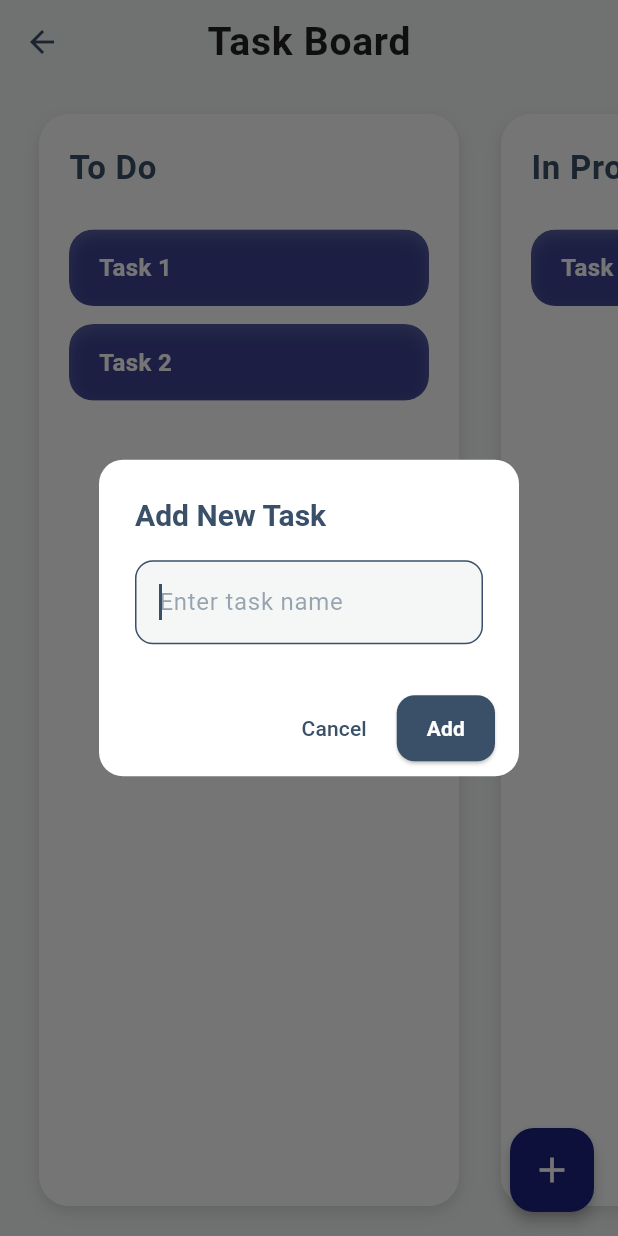
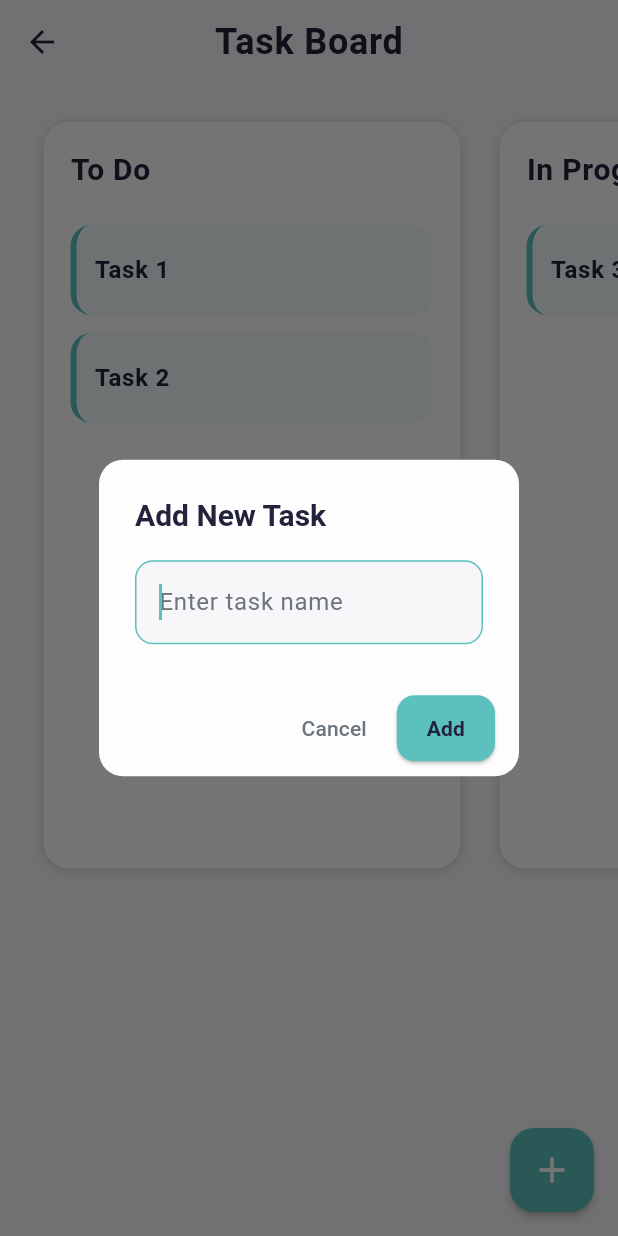
Before and after one commit to dizzybreakfast/nudge, a Flutter app: the TaskBoardScreen screen opened directly, after a tap on the "add" icon, on a phone screen of 412 x 824 dp. Run offline on Flutter 3.47's test engine with Material 3 defaults, Android fonts, the phone set to English and light mode, and no system bars; our stand-ins replace fluttertoast, loading_animation_widget, sqflite, table_calendar, wakelock_plus; accounts and stored records are empty; project files that could hold a hidden picture were left out.

Commit message:
Update task board design

```diff
--- a/lib/task_board_screen.dart
+++ b/lib/task_board_screen.dart
@@ -9,15 +9,26 @@ class TaskBoardScreen extends StatefulWidget {
 }
 
 class _TaskBoardScreenState extends State<TaskBoardScreen> {
-  final Color primaryColor = Color(0xFF3A5068);
-  final Color navyBlue = Color(0xFF1A237E); // Navy Blue
-  final Color backgroundColor = Color(0xFFF4F7F6);
-  final Color cardTextColor = Colors.white;
+  final Color backgroundColor = Color(0xFFF7F7FA);   // Soft off-white background
+  final Color cardColor = Color(0xFFFDFDFE);         // Softer off-white for cards
+  final Color borderColor = Color(0xFFE0E3E7);       // Light gray border
+  final Color primaryColor = Color(0xFF22223B);      // Charcoal for text
+  final Color accentColor = Color(0xFF5BC0BE);       // Modern Teal
+  final Color textPrimary = Color(0xFF22223B);       // Charcoal
+  final Color textSecondary = Color(0xFF6C757D);     // Cool Gray
+  final Color cardBackground = Color(0xFF5BC0BE).withOpacity(0.06); // even subtler accent
+  final Color cardTextColor = Color(0xFF22223B);     // Charcoal
 
   Map<String, List<String>> columns = {
     'To Do': ['Task 1', 'Task 2'],
     'In Progress': ['Task 3'],
     'Done': ['Task 4'],
+  };
+
+  final Map<String, bool> columnHighlight = {
+    'To Do': false,
+    'In Progress': false,
+    'Done': false,
   };
 
   void _showAddTaskDialog() {
@@ -27,9 +38,8 @@ class _TaskBoardScreenState extends State<TaskBoardScreen> {
       context: context,
       builder: (context) {
         return AlertDialog(
-          backgroundColor: Colors.white,
-          shape:
-          RoundedRectangleBorder(borderRadius: BorderRadius.circular(16)),
+          backgroundColor: cardColor, // Use dark card color
+          shape: RoundedRectangleBorder(borderRadius: BorderRadius.circular(16)),
           title: Text(
             'Add New Task',
             style: TextStyle(
@@ -40,19 +50,19 @@ class _TaskBoardScreenState extends State<TaskBoardScreen> {
           ),
           content: TextField(
             autofocus: true,
-            cursorColor: primaryColor,
+            cursorColor: accentColor,
             decoration: InputDecoration(
               hintText: 'Enter task name',
-              hintStyle: TextStyle(color: primaryColor.withOpacity(0.5)),
+              hintStyle: TextStyle(color: textSecondary),
               filled: true,
               fillColor: backgroundColor,
               enabledBorder: OutlineInputBorder(
                 borderRadius: BorderRadius.circular(12),
-                borderSide: BorderSide(color: primaryColor.withOpacity(0.5)),
+                borderSide: BorderSide(color: borderColor),
               ),
               focusedBorder: OutlineInputBorder(
                 borderRadius: BorderRadius.circular(12),
-                borderSide: BorderSide(color: primaryColor),
+                borderSide: BorderSide(color: accentColor),
               ),
             ),
             onChanged: (value) => newTask = value,
@@ -60,17 +70,17 @@ class _TaskBoardScreenState extends State<TaskBoardScreen> {
               _addTask(newTask);
               Navigator.of(context).pop();
             },
-            style: TextStyle(color: Colors.black87),
+            style: TextStyle(color: primaryColor),
           ),
           actionsPadding: EdgeInsets.symmetric(horizontal: 16, vertical: 8),
           actions: [
             TextButton(
               onPressed: () => Navigator.of(context).pop(),
-              child: Text('Cancel', style: TextStyle(color: primaryColor)),
+              child: Text('Cancel', style: TextStyle(color: textSecondary)),
             ),
             ElevatedButton(
               style: ElevatedButton.styleFrom(
-                backgroundColor: primaryColor,
+                backgroundColor: accentColor,
                 shape: RoundedRectangleBorder(
                     borderRadius: BorderRadius.circular(12)),
                 padding: EdgeInsets.symmetric(horizontal: 20, vertical: 12),
@@ -83,7 +93,7 @@ class _TaskBoardScreenState extends State<TaskBoardScreen> {
                 'Add',
                 style: TextStyle(
                   fontWeight: FontWeight.w600,
-                  color: Colors.white,
+                  color: primaryColor,
                 ),
               ),
             ),
@@ -112,24 +122,24 @@ class _TaskBoardScreenState extends State<TaskBoardScreen> {
         title: Text(
           'Task Board',
           style: TextStyle(
-            color: Colors.black87,
-            fontWeight: FontWeight.w700,
-            fontSize: 26,
+            color: primaryColor,
+            fontWeight: FontWeight.bold,
+            fontSize: 24,
             letterSpacing: 0.5,
           ),
         ),
         iconTheme: IconThemeData(color: primaryColor),
       ),
       floatingActionButton: FloatingActionButton(
-        backgroundColor: navyBlue,
-        elevation: 4,
+        backgroundColor: accentColor,
+        elevation: 2,
         shape: RoundedRectangleBorder(borderRadius: BorderRadius.circular(16)),
         onPressed: _showAddTaskDialog,
         child: Icon(Icons.add, size: 28, color: Colors.white),
       ),
       body: SingleChildScrollView(
         scrollDirection: Axis.horizontal,
-        padding: EdgeInsets.symmetric(vertical: 20, horizontal: 12),
+        padding: EdgeInsets.symmetric(vertical: 24, horizontal: 16),
         child: Row(
           children: columns.keys.map((columnName) {
             return buildColumn(columnName, columns[columnName]!);
@@ -140,18 +150,36 @@ class _TaskBoardScreenState extends State<TaskBoardScreen> {
   }
 
   Widget buildColumn(String columnName, List<String> tasks) {
+    return DragTarget<String>(
+      onWillAccept: (_) {
+        setState(() => columnHighlight[columnName] = true);
+        return true;
+      },
+      onLeave: (_) => setState(() => columnHighlight[columnName] = false),
+      onAccept: (task) {
+        setState(() {
+          columns.forEach((key, value) => value.remove(task));
+          columns[columnName]!.add(task);
+          columnHighlight[columnName] = false;
+        });
+      },
+      builder: (context, candidateData, rejectedData) {
         return Container(
           width: 280,
-      margin: EdgeInsets.symmetric(horizontal: 14),
-      padding: EdgeInsets.all(20),
+          height: 500,
+          margin: EdgeInsets.symmetric(horizontal: 12),
+          padding: EdgeInsets.all(18),
           decoration: BoxDecoration(
-        color: Colors.white,
-        borderRadius: BorderRadius.circular(20),
+            color: columnHighlight[columnName]!
+                ? cardColor.withOpacity(0.95)
+                : cardColor,
+            borderRadius: BorderRadius.circular(18),
+            border: Border.all(color: borderColor, width: 1),
             boxShadow: [
               BoxShadow(
                 color: Colors.black12,
-            blurRadius: 8,
-            offset: Offset(0, 4),
+                blurRadius: 6,
+                offset: Offset(0, 2),
               ),
             ],
           ),
@@ -161,24 +189,15 @@ class _TaskBoardScreenState extends State<TaskBoardScreen> {
               Text(
                 columnName,
                 style: TextStyle(
-              fontSize: 22,
-              fontWeight: FontWeight.bold,
+                  fontSize: 20,
+                  fontWeight: FontWeight.w700,
                   color: primaryColor,
                   letterSpacing: 0.5,
                 ),
               ),
-          SizedBox(height: 20),
-          Flexible(
-            child: DragTarget<String>(
-              onWillAccept: (_) => true,
-              onAccept: (task) {
-                setState(() {
-                  columns.forEach((key, value) => value.remove(task));
-                  columns[columnName]!.add(task);
-                });
-              },
-              builder: (context, candidateData, rejectedData) {
-                return ListView(
+              SizedBox(height: 16),
+              Expanded(
+                child: ListView(
                   physics: BouncingScrollPhysics(),
                   shrinkWrap: true,
                   children: tasks.map((task) {
@@ -193,55 +212,34 @@ class _TaskBoardScreenState extends State<TaskBoardScreen> {
                             child: buildTaskCard(task),
                           ),
                         ),
-                        childWhenDragging: Container(
-                          padding: EdgeInsets.symmetric(
-                              vertical: 12, horizontal: 18),
-                          decoration: BoxDecoration(
-                            color: backgroundColor,
-                            borderRadius: BorderRadius.circular(16),
-                            border: Border.all(color: primaryColor.withOpacity(0.3)),
-                          ),
-                          child: Text(
-                            task,
-                            style: TextStyle(
-                              color: primaryColor.withOpacity(0.5),
-                              fontSize: 16,
-                              fontStyle: FontStyle.italic,
-                            ),
-                          ),
+                        childWhenDragging: Opacity(
+                          opacity: 0.3,
+                          child: buildTaskCard(task),
                         ),
                         child: buildTaskCard(task),
                       ),
                     );
                   }).toList(),
-                );
-              },
                 ),
               )
             ],
           ),
         );
+      },
+    );
   }
 
   Widget buildTaskCard(String task) {
-    return ClipRRect(
-      borderRadius: BorderRadius.circular(16),
-      child: BackdropFilter(
-        filter: ImageFilter.blur(sigmaX: 10, sigmaY: 10),
-        child: Container(
-          padding: EdgeInsets.symmetric(vertical: 14, horizontal: 20),
+    return Container(
       decoration: BoxDecoration(
-            color: navyBlue.withOpacity(0.7), // translucent navy blue
-            borderRadius: BorderRadius.circular(16),
-            boxShadow: [
-              BoxShadow(
-                color: navyBlue.withOpacity(0.5),
-                blurRadius: 8,
-                offset: Offset(0, 4),
+        color: cardBackground,
+        borderRadius: BorderRadius.circular(14),
+        border: Border(
+          left: BorderSide(color: accentColor, width: 4), // Accent bar
         ),
-            ],
       ),
-          child: Text(
+      child: ListTile(
+        title: Text(
           task,
           style: TextStyle(
             color: cardTextColor,
@@ -249,7 +247,8 @@ class _TaskBoardScreenState extends State<TaskBoardScreen> {
             fontWeight: FontWeight.w600,
           ),
         ),
-        ),
+        contentPadding: EdgeInsets.symmetric(vertical: 6, horizontal: 12),
+        dense: true,
       ),
     );
   }
```
Lines whose indentation alone changed are shown as unchanged.
